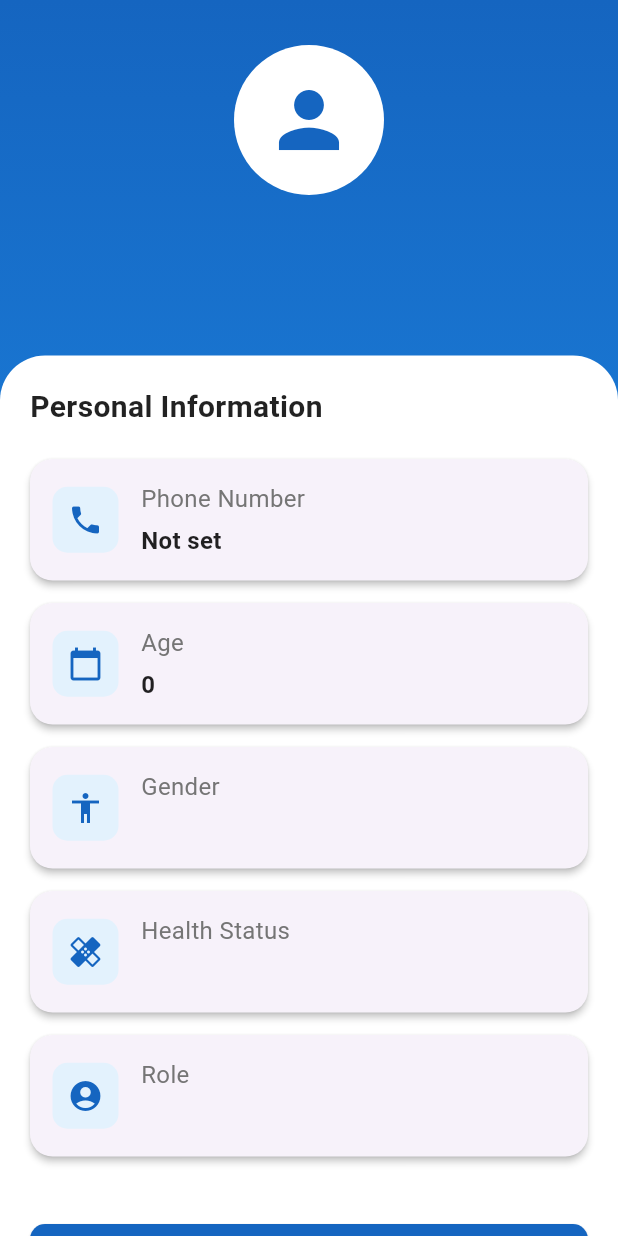
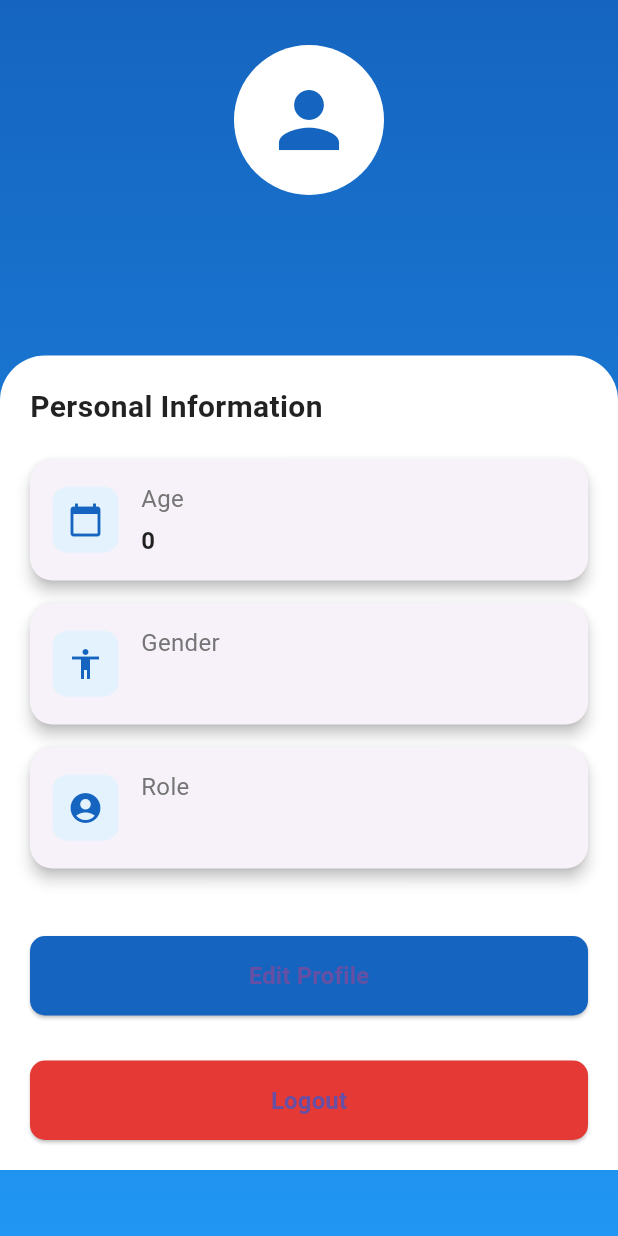
Before and after one commit to bayuramdhan50/medicare, a Flutter app: the ProfileScreen screen opened directly with empty values, on a phone screen of 412 x 824 dp. Run offline on Flutter 3.47's test engine with Material 3 defaults, Android fonts, the phone set to English and light mode, and no system bars; our stand-ins replace cloud_firestore, firebase_auth, firebase_core, firebase_messaging, flutter_local_notifications, flutter_map and 2 more; accounts and stored records are empty.

Commit message:
Enhance user registration and profile editing functionality: - Added age and gender fields to the registration screen with dropdown selection for gender. - Updated the edit profile screen to use a dropdown for gender selection instead of a text field. - Improved data handling for user age and gender during registration and profile updates. - Refactored profile screen to fetch user data from Firestore and display it dynamically.

```diff
--- a/lib/screens/patients/profile_screen.dart
+++ b/lib/screens/patients/profile_screen.dart
@@ -1,11 +1,12 @@
 import 'package:flutter/material.dart';
+import 'package:cloud_firestore/cloud_firestore.dart';
 import 'package:medicare/models/user_model.dart';
 import 'edit_profile_screen.dart';
 
-class ProfileScreen extends StatelessWidget {
+class ProfileScreen extends StatefulWidget {
   final UserModel user;
-  final Function(UserModel) onProfileUpdated;
-  final Function onLogout; // Fungsi untuk menangani logout
+  final onProfileUpdated;
+  final Function onLogout;
 
   ProfileScreen(
       {required this.user,
@@ -13,35 +14,62 @@ class ProfileScreen extends StatelessWidget {
       required this.onLogout});
 
   @override
+  _ProfileScreenState createState() => _ProfileScreenState();
+}
+
+class _ProfileScreenState extends State<ProfileScreen> {
+  final FirebaseFirestore _firestore = FirebaseFirestore.instance;
+
+  Future<UserModel?> _fetchUserData() async {
+    try {
+      DocumentSnapshot userDoc =
+          await _firestore.collection('users').doc(widget.user.uid).get();
+
+      if (userDoc.exists) {
+        return UserModel.fromMap(userDoc.data() as Map<String, dynamic>);
+      }
+    } catch (e) {
+      print('Error fetching user data: $e');
+    }
+    return null;
+  }
+
+  @override
   Widget build(BuildContext context) {
     return Scaffold(
-      body: Stack(
+      body: FutureBuilder<UserModel?>(
+        future: _fetchUserData(),
+        builder: (context, snapshot) {
+          if (snapshot.connectionState == ConnectionState.waiting) {
+            return Center(child: CircularProgressIndicator());
+          }
+
+          if (snapshot.hasError || !snapshot.hasData) {
+            return Center(child: Text("Failed to load profile"));
+          }
+
+          UserModel user = snapshot.data!;
+
+          return Stack(
             children: [
-          // Background gradient
               Container(
                 decoration: BoxDecoration(
                   gradient: LinearGradient(
                     begin: Alignment.topCenter,
                     end: Alignment.bottomCenter,
-                colors: [
-                  Colors.blue.shade800,
-                  Colors.blue.shade500,
-                ],
+                    colors: [Colors.blue.shade800, Colors.blue.shade500],
                   ),
                 ),
               ),
-
-          // Content
               SafeArea(
                 child: SingleChildScrollView(
                   child: Column(
                     children: [
-                  // Profile Header
                       Container(
-                    padding: EdgeInsets.symmetric(horizontal: 20, vertical: 30),
+                        padding:
+                            EdgeInsets.symmetric(horizontal: 20, vertical: 30),
                         child: Column(
                           children: [
-                        // Profile Image
                             CircleAvatar(
                               radius: 50,
                               backgroundColor: Colors.white,
@@ -52,29 +80,23 @@ class ProfileScreen extends StatelessWidget {
                               ),
                             ),
                             SizedBox(height: 15),
-                        // Name
                             Text(
                               user.name,
                               style: TextStyle(
                                   fontSize: 24,
                                   fontWeight: FontWeight.bold,
-                            color: Colors.white,
-                          ),
+                                  color: Colors.white),
                             ),
                             SizedBox(height: 5),
-                        // Email
                             Text(
                               user.email,
                               style: TextStyle(
                                   fontSize: 16,
-                            color: Colors.white.withOpacity(0.8),
-                          ),
+                                  color: Colors.white.withOpacity(0.8)),
                             ),
                           ],
                         ),
                       ),
-
-                  // Profile Content
                       Container(
                         width: double.infinity,
                         decoration: BoxDecoration(
@@ -89,47 +111,25 @@ class ProfileScreen extends StatelessWidget {
                           child: Column(
                             crossAxisAlignment: CrossAxisAlignment.start,
                             children: [
-                          Text(
-                            'Personal Information',
+                              Text('Personal Information',
                                   style: TextStyle(
                                       fontSize: 20,
                                       fontWeight: FontWeight.bold,
-                              color: Colors.black87,
-                            ),
-                          ),
+                                      color: Colors.black87)),
                               SizedBox(height: 20),
-
-                          // Info Cards
-                          _buildInfoCard(
-                            icon: Icons.phone,
-                            title: 'Phone Number',
-                            subtitle:
-                                'Not set', // Phone number isn't in the model
-                          ),
                               _buildInfoCard(
                                   icon: Icons.calendar_today,
                                   title: 'Age',
-                            subtitle: user.age?.toString() ?? 'Not set',
-                          ),
+                                  subtitle: user.age?.toString() ?? 'Not set'),
                               _buildInfoCard(
                                   icon: Icons.accessibility,
                                   title: 'Gender',
-                            subtitle: user.gender ?? 'Not set',
-                          ),
-                          _buildInfoCard(
-                            icon: Icons.healing,
-                            title: 'Health Status',
-                            subtitle: user.healthStatus ?? 'Not set',
-                          ),
+                                  subtitle: user.gender ?? 'Not set'),
                               _buildInfoCard(
                                   icon: Icons.account_circle,
                                   title: 'Role',
-                            subtitle: user.role,
-                          ),
-
+                                  subtitle: user.role),
                               SizedBox(height: 30),
-
-                          // Edit Profile Button
                               SizedBox(
                                 width: double.infinity,
                                 child: ElevatedButton(
@@ -140,7 +140,7 @@ class ProfileScreen extends StatelessWidget {
                                         builder: (context) => EditProfileScreen(
                                           user: user,
                                           onSave: (updatedUser) {
-                                        onProfileUpdated(updatedUser);
+                                            setState(() {});
                                           },
                                         ),
                                       ),
@@ -150,42 +150,33 @@ class ProfileScreen extends StatelessWidget {
                                     backgroundColor: Colors.blue.shade800,
                                     padding: EdgeInsets.symmetric(vertical: 15),
                                     shape: RoundedRectangleBorder(
-                                  borderRadius: BorderRadius.circular(10),
+                                        borderRadius:
+                                            BorderRadius.circular(10)),
+                                  ),
+                                  child: Text('Edit Profile',
+                                      style: TextStyle(
+                                          fontSize: 16,
+                                          fontWeight: FontWeight.bold)),
                                 ),
                               ),
-                              child: Text(
-                                'Edit Profile',
-                                style: TextStyle(
-                                  fontSize: 16,
-                                  fontWeight: FontWeight.bold,
-                                ),
-                              ),
-                            ),
-                          ),
-
                               SizedBox(height: 30),
-
-                          // Logout Button
                               SizedBox(
                                 width: double.infinity,
                                 child: ElevatedButton(
                                   onPressed: () {
-                                onLogout(); // Call the logout function
+                                    widget.onLogout();
                                   },
                                   style: ElevatedButton.styleFrom(
                                     backgroundColor: Colors.red.shade600,
                                     padding: EdgeInsets.symmetric(vertical: 15),
                                     shape: RoundedRectangleBorder(
-                                  borderRadius: BorderRadius.circular(10),
+                                        borderRadius:
+                                            BorderRadius.circular(10)),
                                   ),
-                              ),
-                              child: Text(
-                                'Logout',
+                                  child: Text('Logout',
                                       style: TextStyle(
                                           fontSize: 16,
-                                  fontWeight: FontWeight.bold,
-                                ),
-                              ),
+                                          fontWeight: FontWeight.bold)),
                                 ),
                               ),
                             ],
@@ -197,21 +188,20 @@ class ProfileScreen extends StatelessWidget {
                 ),
               ),
             ],
+          );
+        },
       ),
     );
   }
 
-  Widget _buildInfoCard({
-    required IconData icon,
+  Widget _buildInfoCard(
+      {required IconData icon,
       required String title,
-    required String subtitle,
-  }) {
+      required String subtitle}) {
     return Card(
-      elevation: 2,
+      elevation: 4,
       margin: EdgeInsets.only(bottom: 15),
-      shape: RoundedRectangleBorder(
-        borderRadius: BorderRadius.circular(15),
-      ),
+      shape: RoundedRectangleBorder(borderRadius: BorderRadius.circular(15)),
       child: Padding(
         padding: EdgeInsets.all(15),
         child: Row(
@@ -220,35 +210,23 @@ class ProfileScreen extends StatelessWidget {
               padding: EdgeInsets.all(10),
               decoration: BoxDecoration(
                   color: Colors.blue.shade50,
-                borderRadius: BorderRadius.circular(10),
-              ),
-              child: Icon(
-                icon,
-                color: Colors.blue.shade800,
-                size: 24,
-              ),
+                  borderRadius: BorderRadius.circular(10)),
+              child: Icon(icon, color: Colors.blue.shade800, size: 24),
             ),
             SizedBox(width: 15),
             Expanded(
               child: Column(
                 crossAxisAlignment: CrossAxisAlignment.start,
                 children: [
-                  Text(
-                    title,
-                    style: TextStyle(
-                      fontSize: 16,
-                      color: Colors.grey.shade600,
-                    ),
-                  ),
+                  Text(title,
+                      style:
+                          TextStyle(fontSize: 16, color: Colors.grey.shade600)),
                   SizedBox(height: 5),
-                  Text(
-                    subtitle,
+                  Text(subtitle,
                       style: TextStyle(
                           fontSize: 16,
                           fontWeight: FontWeight.bold,
-                      color: Colors.black87,
-                    ),
-                  ),
+                          color: Colors.black87)),
                 ],
               ),
             ),
--- a/lib/widgets/custom_textfield.dart
+++ b/lib/widgets/custom_textfield.dart
@@ -6,6 +6,7 @@ class CustomTextField extends StatelessWidget {
   final bool isPassword;
   final TextEditingController controller;
   final Icon? prefixIcon;
+  final TextInputType keyboardType;
 
   const CustomTextField({
     Key? key,
@@ -13,6 +14,7 @@ class CustomTextField extends StatelessWidget {
     this.isPassword = false,
     required this.controller,
     this.prefixIcon,
+    this.keyboardType = TextInputType.text,
   }) : super(key: key);
 
   @override
@@ -22,6 +24,7 @@ class CustomTextField extends StatelessWidget {
       child: TextField(
         controller: controller,
         obscureText: isPassword,
+        keyboardType: keyboardType,
         decoration: InputDecoration(
           labelText: label,
           prefixIcon: prefixIcon,
```
Also changed, not shown: lib/auth/register_screen.dart (+36 -0 lines), lib/screens/patients/edit_profile_screen.dart (+27 -27 lines). Lines whose indentation alone changed are shown as unchanged.
